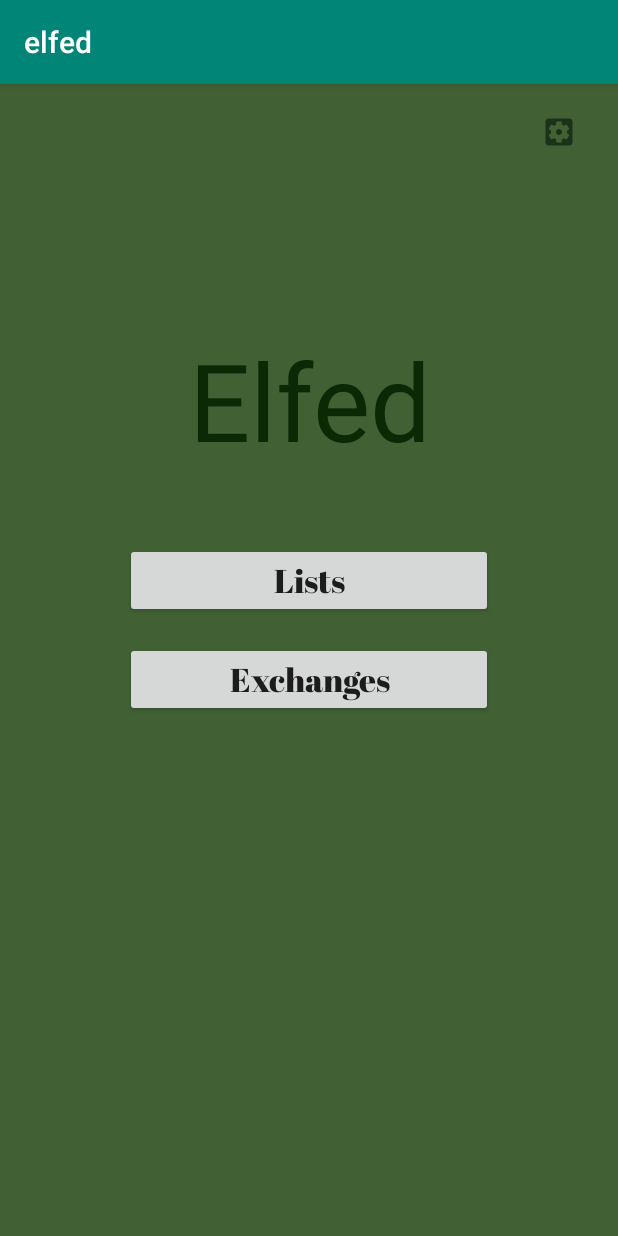
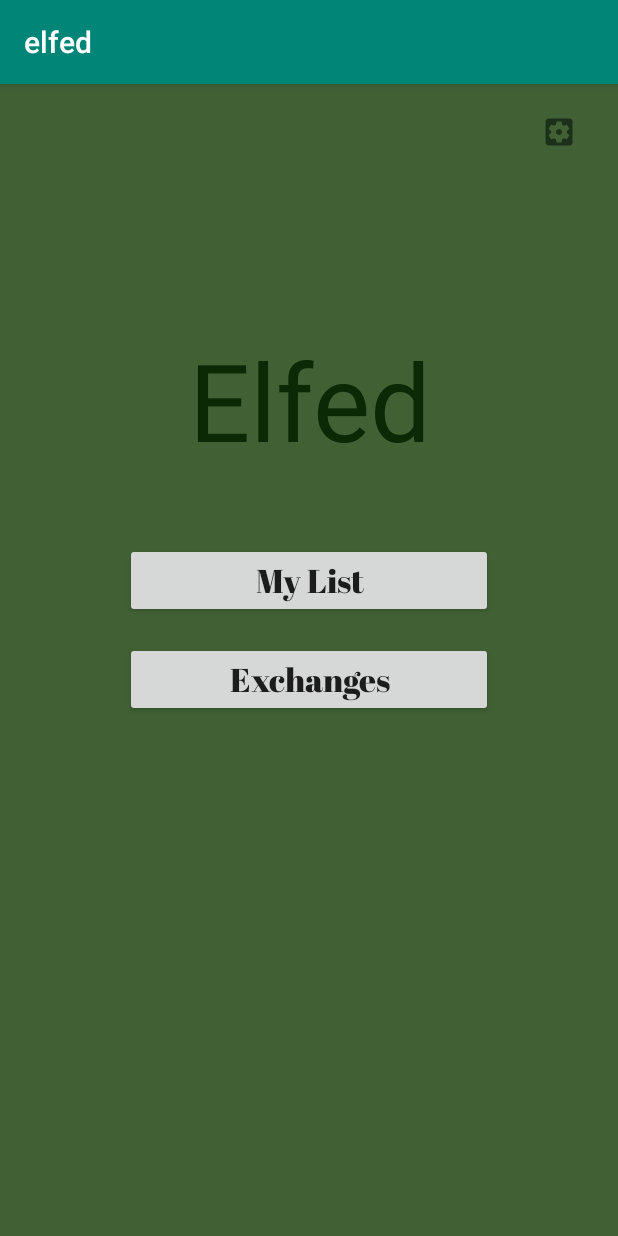
Before and after one commit to aksherb/elfed, an Android app: the screen it shows after launch (MainActivity), on a phone screen of 412 x 824 dp. Run offline under Robolectric (Android 15) with nearby library versions, the phone set to English and light mode, and no system bars; Roboto replaces fonts that are not available here.

Commit message:
Reword main activity buttons
- create activities folder for all activities to go in

```diff
--- a/app/src/main/AndroidManifest.xml
+++ b/app/src/main/AndroidManifest.xml
@@ -9,7 +9,7 @@
         android:roundIcon="@mipmap/ic_launcher_round"
         android:supportsRtl="true"
         android:theme="@style/AppTheme">
-        <activity android:name=".MainActivity">
+        <activity android:name=".activities.MainActivity">
             <intent-filter>
                 <action android:name="android.intent.action.MAIN" />
 
--- a/app/src/main/java/com/sherblabs/elfed/MainActivity.kt
+++ b/app/src/main/java/com/sherblabs/elfed/activities/MainActivity.kt
@@ -1,7 +1,8 @@
-package com.sherblabs.elfed
+package com.sherblabs.elfed.activities
 
 import androidx.appcompat.app.AppCompatActivity
 import android.os.Bundle
+import com.sherblabs.elfed.R
 
 class MainActivity : AppCompatActivity() {
 
--- a/app/src/main/res/layout/activity_main.xml
+++ b/app/src/main/res/layout/activity_main.xml
@@ -5,7 +5,7 @@
     android:layout_width="match_parent"
     android:layout_height="match_parent"
     android:background="#CD143C06"
-    tools:context=".MainActivity">
+    tools:context=".activities.MainActivity">
 
     <ImageButton
         android:id="@+id/settingsButton"
@@ -61,7 +61,7 @@
                 android:layout_height="wrap_content"
                 android:layout_marginTop="32dp"
                 android:fontFamily="@font/abril_fatface"
-                android:text="@string/lists"
+                android:text="@string/button_my_list"
                 android:textAlignment="center"
                 android:textAppearance="@style/TextAppearance.AppCompat.Large" />
 
@@ -71,7 +71,7 @@
                 android:layout_height="wrap_content"
                 android:layout_marginTop="16dp"
                 android:fontFamily="@font/abril_fatface"
-                android:text="@string/exchange"
+                android:text="@string/button_exchanges"
                 android:textAlignment="center"
                 android:textAppearance="@style/TextAppearance.AppCompat.Large" />
         </LinearLayout>
--- a/app/src/main/res/values/strings.xml
+++ b/app/src/main/res/values/strings.xml
@@ -2,6 +2,6 @@
     <string name="app_name">elfed</string>
     <string name="elfed">Elfed</string>
     <string name="settings">Settings</string>
-    <string name="lists">Lists</string>
-    <string name="exchange">Exchanges</string>
+    <string name="button_my_list">My List</string>
+    <string name="button_exchanges">Exchanges</string>
 </resources>
```
